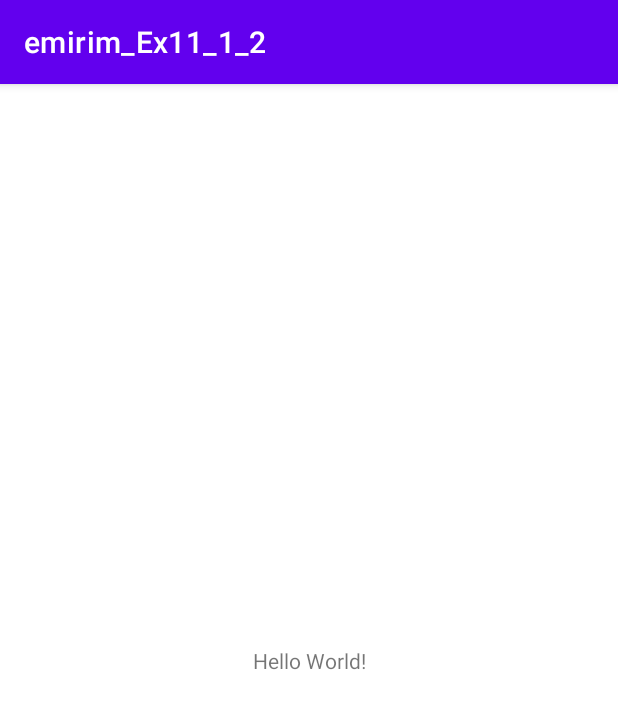
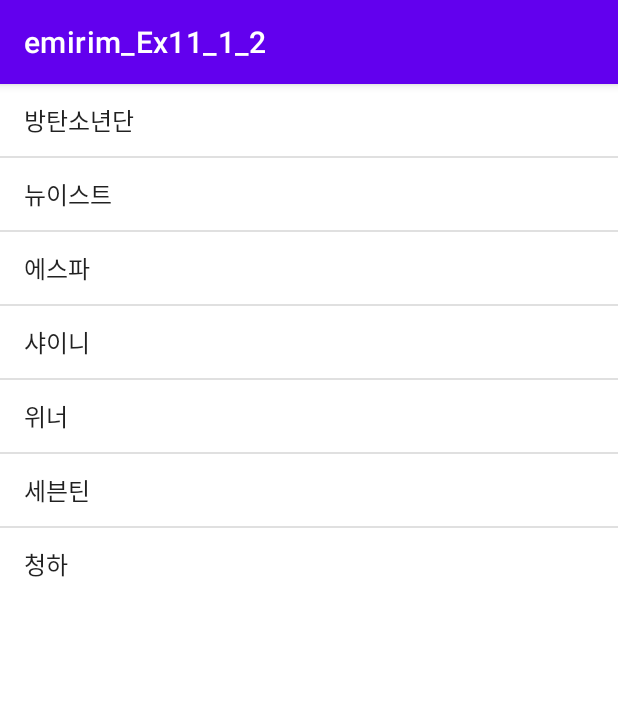
Before and after one commit to dana0221/emirim_Ex11_1_2, an Android app: the screen it shows after launch (MainActivity), on a phone screen of 412 x 824 dp. Shown: the top 709 px of the screen. Run offline under Robolectric (Android 15) with nearby library versions, the phone set to English and light mode, and no system bars.

Commit message:
Edit MainActivity Commit

```diff
--- a/app/src/main/java/com/example/emirim_ex11_1_2/MainActivity.java
+++ b/app/src/main/java/com/example/emirim_ex11_1_2/MainActivity.java
@@ -3,12 +3,28 @@ package com.example.emirim_ex11_1_2;
 import androidx.appcompat.app.AppCompatActivity;
 
 import android.os.Bundle;
+import android.view.View;
+import android.widget.AdapterView;
+import android.widget.ArrayAdapter;
+import android.widget.ListView;
+import android.widget.Toast;
 
 public class MainActivity extends AppCompatActivity {
+    String[] arr = {"방탄소년단", "뉴이스트", "에스파", "샤이니", "위너", "세븐틴", "청하"};
 
     @Override
     protected void onCreate(Bundle savedInstanceState) {
         super.onCreate(savedInstanceState);
         setContentView(R.layout.activity_main);
+        ListView list1 = findViewById(R.id.list1);
+        ArrayAdapter<String> adapter = new ArrayAdapter<>(this, android.R.layout.simple_list_item_1, arr);
+        list1.setAdapter(adapter);
+
+        list1.setOnItemClickListener(new AdapterView.OnItemClickListener() {
+            @Override
+            public void onItemClick(AdapterView<?> parent, View view, int i, long l) {
+                Toast.makeText(getApplicationContext(), arr[i], Toast.LENGTH_SHORT).show();
+            }
+        });
     }
 }
--- a/app/src/main/res/layout/activity_main.xml
+++ b/app/src/main/res/layout/activity_main.xml
@@ -1,18 +1,15 @@
 <?xml version="1.0" encoding="utf-8"?>
-<androidx.constraintlayout.widget.ConstraintLayout xmlns:android="http://schemas.android.com/apk/res/android"
+<LinearLayout xmlns:android="http://schemas.android.com/apk/res/android"
     xmlns:app="http://schemas.android.com/apk/res-auto"
     xmlns:tools="http://schemas.android.com/tools"
     android:layout_width="match_parent"
     android:layout_height="match_parent"
+    android:orientation="vertical"
     tools:context=".MainActivity">
 
-    <TextView
-        android:layout_width="wrap_content"
-        android:layout_height="wrap_content"
-        android:text="Hello World!"
-        app:layout_constraintBottom_toBottomOf="parent"
-        app:layout_constraintLeft_toLeftOf="parent"
-        app:layout_constraintRight_toRightOf="parent"
-        app:layout_constraintTop_toTopOf="parent" />
+    <ListView
+        android:id="@+id/list1"
+        android:layout_width="match_parent"
+        android:layout_height="wrap_content"/>
 
-</androidx.constraintlayout.widget.ConstraintLayout>
+</LinearLayout>
```
